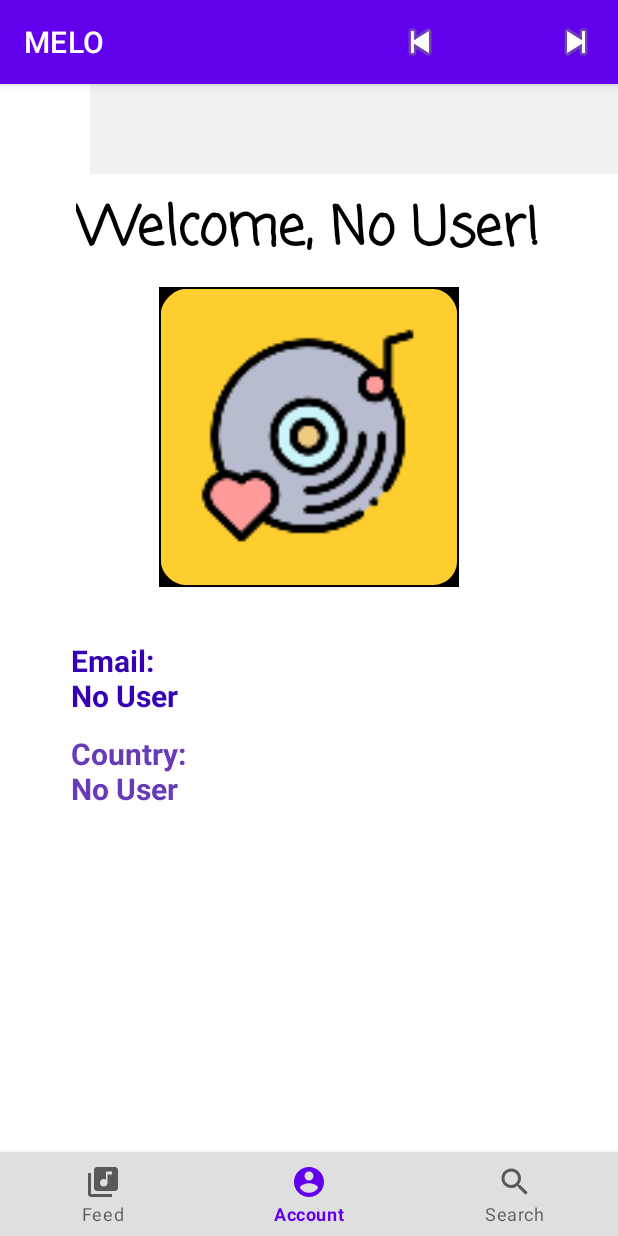
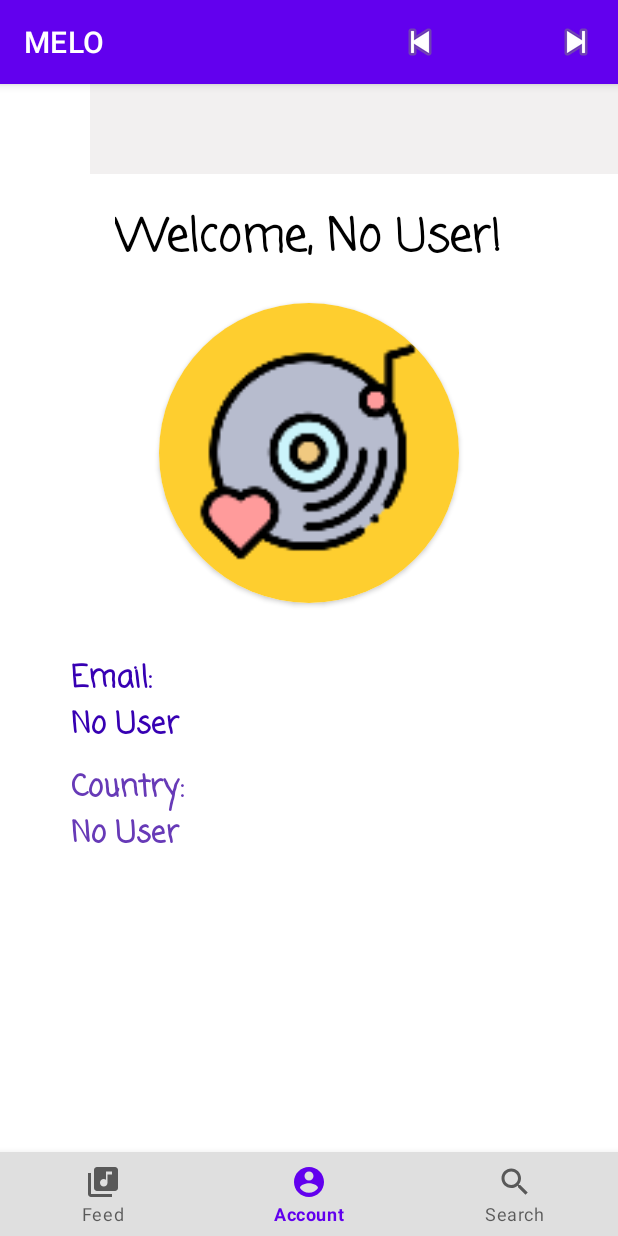
Before and after one commit to MeloCommunity/android, an Android app: the screen it shows after launch (MainActivity), on a phone screen of 412 x 824 dp. Run offline under Robolectric (Android 15) with nearby library versions, the phone set to English and light mode, and no system bars; our stand-ins replace Volley; libraries missing offline, so code that uses them is left out: com.parse, com.spotify.android, com.spotify.protocol, com.spotify.sdk, org.parceler; pictures from the network do not load; 11 statements that could not run were skipped.

Commit message:
play button into an image

```diff
--- a/app/src/main/java/com/example/melocommunity/adapters/FeedSongsAdapter.java
+++ b/app/src/main/java/com/example/melocommunity/adapters/FeedSongsAdapter.java
@@ -126,7 +126,7 @@ public class FeedSongsAdapter extends RecyclerView.Adapter<FeedSongsAdapter.View
         private String userName;
         private String userID;
 
-        private final Button btnPlay2;
+        private final ImageView btnPlay2;
 
 
 
--- a/app/src/main/java/com/example/melocommunity/adapters/SearchSongsAdapter.java
+++ b/app/src/main/java/com/example/melocommunity/adapters/SearchSongsAdapter.java
@@ -105,7 +105,7 @@ public class SearchSongsAdapter extends RecyclerView.Adapter<SearchSongsAdapter.
         private final ImageView ivSongPoster;
         private final TextView lengthSong2;
 
-        private final Button btnPlay2;
+        private final ImageView btnPlay2;
 
         String imageSongUrl;
 
--- a/app/src/main/res/layout/fragment_account.xml
+++ b/app/src/main/res/layout/fragment_account.xml
@@ -13,7 +13,7 @@
         android:layout_height="wrap_content"
         android:layout_alignParentTop="true"
         android:layout_centerHorizontal="true"
-        android:layout_marginTop="10dp"
+        android:layout_marginTop="20dp"
         android:fontFamily="casual"
         android:lineSpacingExtra="8sp"
         android:text="first last"
@@ -21,7 +21,7 @@
         android:textAllCaps="false"
         android:textAppearance="@style/TextAppearance.AppCompat.Body1"
         android:textColor="#000000"
-        android:textSize="36sp"
+        android:textSize="30sp"
         android:textStyle="bold"
         android:typeface="monospace"
         app:layout_constraintBottom_toBottomOf="parent"
@@ -30,29 +30,43 @@
         app:layout_constraintTop_toTopOf="parent"
         app:layout_constraintVertical_bias="0.056" />
 
-    <ImageView
-        android:id="@+id/imageProfile"
+
+    <androidx.cardview.widget.CardView
+        android:id="@+id/card"
         android:layout_width="200dp"
         android:layout_height="200dp"
         android:layout_below="@+id/user"
         android:layout_centerHorizontal="true"
-        android:layout_marginTop="10dp"
-        app:layout_constraintEnd_toEndOf="parent"
-        app:layout_constraintHorizontal_bias="0.498"
-        android:background="#000000"
-        android:padding="1dp"
-        app:layout_constraintStart_toStartOf="parent"
-        app:layout_constraintTop_toBottomOf="@+id/user"
-        tools:srcCompat="@tools:sample/avatars" />
+        android:layout_marginStart="5dp"
+        android:layout_marginTop="20dp"
+        android:layout_marginEnd="5dp"
+        android:layout_marginBottom="5dp"
+        android:elevation="10dp"
+        app:cardCornerRadius="100dp"
+
+        >
+
+        <ImageView
+            android:id="@+id/imageProfile"
+            android:layout_width="match_parent"
+            android:layout_height="match_parent"
+            android:background="@color/white"
+            android:scaleType="centerCrop"
+            tools:srcCompat="@tools:sample/avatars"
+
+            />
+
+    </androidx.cardview.widget.CardView>
 
     <TextView
         android:id="@+id/email"
         android:layout_width="200dp"
         android:layout_height="wrap_content"
-        android:layout_below="@+id/imageProfile"
+        android:layout_below="@+id/card"
         android:layout_alignParentStart="true"
         android:layout_marginStart="47dp"
-        android:layout_marginTop="35dp"
+        android:layout_marginTop="30dp"
+        android:fontFamily="casual"
         android:text="TextView"
         android:textColor="@color/purple_700"
         android:textSize="20sp"
@@ -68,6 +82,7 @@
         android:layout_marginStart="0dp"
         android:layout_marginTop="11dp"
         android:layout_marginEnd="0dp"
+        android:fontFamily="casual"
         android:text="TextView"
         android:textColor="#673AB7"
         android:textSize="20sp"
```
Also changed, not shown: app/src/main/java/com/example/melocommunity/DetailActivity.java (+1 -12 lines), app/src/main/res/layout/activity_detail.xml (+4 -6 lines), app/src/main/res/layout/item_post.xml (+5 -4 lines).
